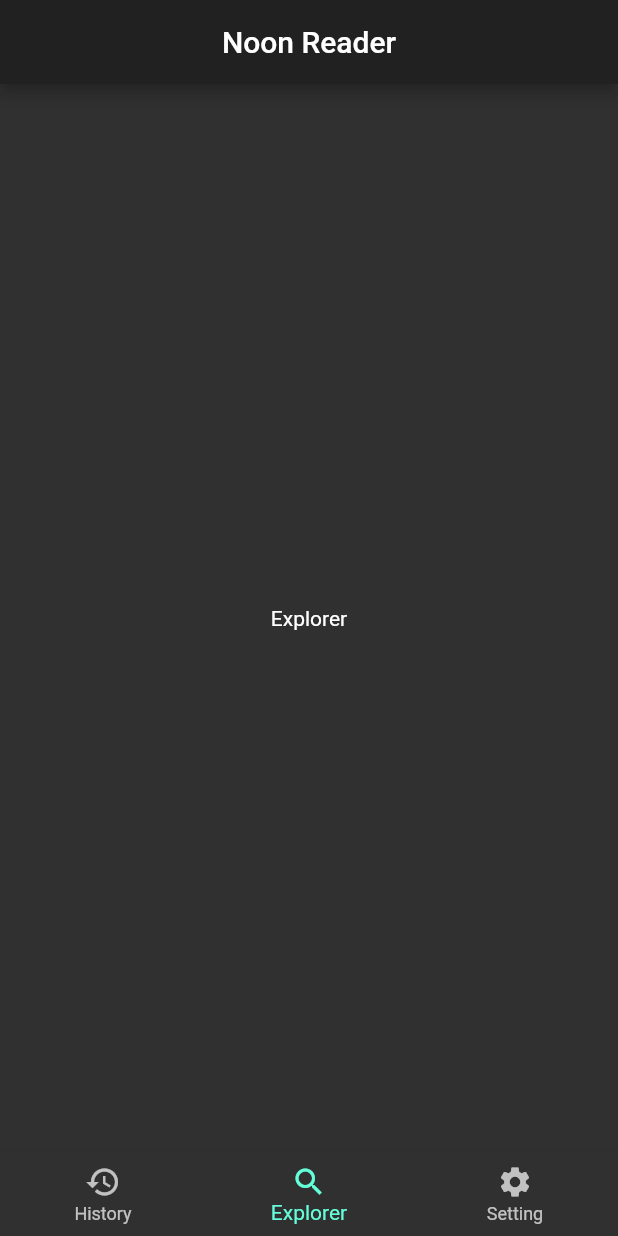
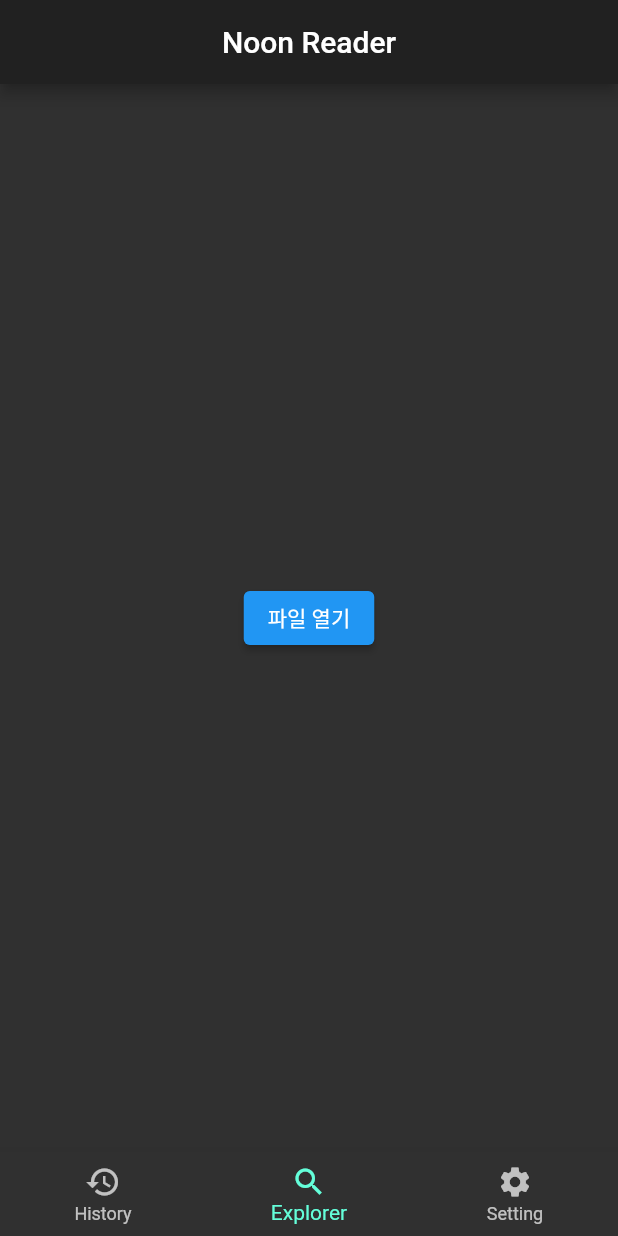
Before and after one commit to Aqudi/noon_reader, a Flutter app: the screen it shows after launch, item 2 of the bottom bar chosen, on a phone screen of 412 x 824 dp. Run offline on Flutter 3.47's test engine with Material 2 defaults, Android fonts, the phone set to English and light mode, and no system bars; our stand-ins replace file_picker, flutter_hooks, hooks_riverpod.

Commit message:
feat: Create viewer and Update explorer page

```diff
--- a/lib/pages/explorer/explorer.dart
+++ b/lib/pages/explorer/explorer.dart
@@ -1,8 +1,20 @@
 import 'package:flutter/material.dart';
+import 'package:flutter_hooks/flutter_hooks.dart';
+import 'package:hooks_riverpod/hooks_riverpod.dart';
 
-class ExplorerPage extends StatelessWidget {
+import 'explorer_viewmodel.dart';
+
+class ExplorerPage extends HookWidget {
   @override
   Widget build(BuildContext context) {
-    return Center(child: Text('Explorer'));
+    final explorerViewModel = useProvider(explorerViewModelProvider);
+    return Center(
+      child: ElevatedButton(
+        onPressed: () async {
+          await explorerViewModel.pickAndReadTextFile(context);
+        },
+        child: Text('파일 열기'),
+      ),
+    );
   }
 }
```
Also changed, not shown: lib/pages/explorer/explorer_viewmodel.dart (added, +31 -0 lines), lib/pages/viewer/viewer.dart (added, +17 -0 lines).
